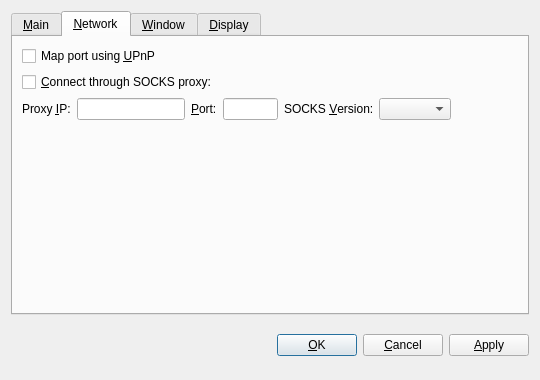
Before: the Qt Designer form src/qt/forms/optionsdialog.ui in IParn/LimecoinX, drawn with Qt 5.
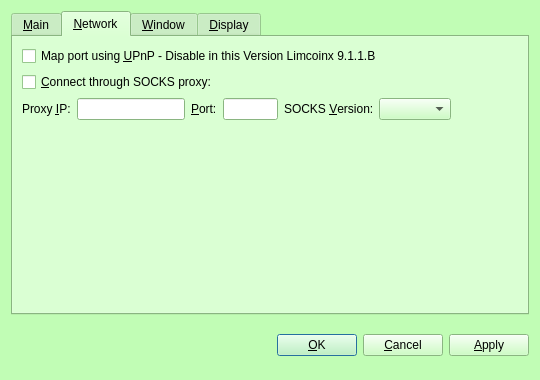
After: the same form once the commit is applied. The open tabs and pages were chosen to show the change. Custom widgets are drawn as their Qt base class.

```diff
--- a/src/qt/forms/optionsdialog.ui
+++ b/src/qt/forms/optionsdialog.ui
@@ -10,6 +10,421 @@
     <height>380</height>
    </rect>
   </property>
+  <property name="palette">
+   <palette>
+    <active>
+     <colorrole role="WindowText">
+      <brush brushstyle="SolidPattern">
+       <color alpha="255">
+        <red>0</red>
+        <green>0</green>
+        <blue>0</blue>
+       </color>
+      </brush>
+     </colorrole>
+     <colorrole role="Button">
+      <brush brushstyle="SolidPattern">
+       <color alpha="255">
+        <red>193</red>
+        <green>253</green>
+        <blue>181</blue>
+       </color>
+      </brush>
+     </colorrole>
+     <colorrole role="Light">
+      <brush brushstyle="SolidPattern">
+       <color alpha="255">
+        <red>255</red>
+        <green>255</green>
+        <blue>255</blue>
+       </color>
+      </brush>
+     </colorrole>
+     <colorrole role="Midlight">
+      <brush brushstyle="SolidPattern">
+       <color alpha="255">
+        <red>224</red>
+        <green>254</green>
+        <blue>218</blue>
+       </color>
+      </brush>
+     </colorrole>
+     <colorrole role="Dark">
+      <brush brushstyle="SolidPattern">
+       <color alpha="255">
+        <red>96</red>
+        <green>126</green>
+        <blue>90</blue>
+       </color>
+      </brush>
+     </colorrole>
+     <colorrole role="Mid">
+      <brush brushstyle="SolidPattern">
+       <color alpha="255">
+        <red>129</red>
+        <green>169</green>
+        <blue>121</blue>
+       </color>
+      </brush>
+     </colorrole>
+     <colorrole role="Text">
+      <brush brushstyle="SolidPattern">
+       <color alpha="255">
+        <red>0</red>
+        <green>0</green>
+        <blue>0</blue>
+       </color>
+      </brush>
+     </colorrole>
+     <colorrole role="BrightText">
+      <brush brushstyle="SolidPattern">
+       <color alpha="255">
+        <red>255</red>
+        <green>255</green>
+        <blue>255</blue>
+       </color>
+      </brush>
+     </colorrole>
+     <colorrole role="ButtonText">
+      <brush brushstyle="SolidPattern">
+       <color alpha="255">
+        <red>0</red>
+        <green>0</green>
+        <blue>0</blue>
+       </color>
+      </brush>
+     </colorrole>
+     <colorrole role="Base">
+      <brush brushstyle="SolidPattern">
+       <color alpha="255">
+        <red>255</red>
+        <green>255</green>
+        <blue>255</blue>
+       </color>
+      </brush>
+     </colorrole>
+     <colorrole role="Window">
+      <brush brushstyle="SolidPattern">
+       <color alpha="255">
+        <red>193</red>
+        <green>253</green>
+        <blue>181</blue>
+       </color>
+      </brush>
+     </colorrole>
+     <colorrole role="Shadow">
+      <brush brushstyle="SolidPattern">
+       <color alpha="255">
+        <red>0</red>
+        <green>0</green>
+        <blue>0</blue>
+       </color>
+      </brush>
+     </colorrole>
+     <colorrole role="AlternateBase">
+      <brush brushstyle="SolidPattern">
+       <color alpha="255">
+        <red>224</red>
+        <green>254</green>
+        <blue>218</blue>
+       </color>
+      </brush>
+     </colorrole>
+     <colorrole role="ToolTipBase">
+      <brush brushstyle="SolidPattern">
+       <color alpha="255">
+        <red>255</red>
+        <green>255</green>
+        <blue>220</blue>
+       </color>
+      </brush>
+     </colorrole>
+     <colorrole role="ToolTipText">
+      <brush brushstyle="SolidPattern">
+       <color alpha="255">
+        <red>0</red>
+        <green>0</green>
+        <blue>0</blue>
+       </color>
+      </brush>
+     </colorrole>
+    </active>
+    <inactive>
+     <colorrole role="WindowText">
+      <brush brushstyle="SolidPattern">
+       <color alpha="255">
+        <red>0</red>
+        <green>0</green>
+        <blue>0</blue>
+       </color>
+      </brush>
+     </colorrole>
+     <colorrole role="Button">
+      <brush brushstyle="SolidPattern">
+       <color alpha="255">
+        <red>193</red>
+        <green>253</green>
+        <blue>181</blue>
+       </color>
+      </brush>
+     </colorrole>
+     <colorrole role="Light">
+      <brush brushstyle="SolidPattern">
+       <color alpha="255">
+        <red>255</red>
+        <green>255</green>
+        <blue>255</blue>
+       </color>
+      </brush>
+     </colorrole>
+     <colorrole role="Midlight">
+      <brush brushstyle="SolidPattern">
+       <color alpha="255">
+        <red>224</red>
+        <green>254</green>
+        <blue>218</blue>
+       </color>
+      </brush>
+     </colorrole>
+     <colorrole role="Dark">
+      <brush brushstyle="SolidPattern">
+       <color alpha="255">
+        <red>96</red>
+        <green>126</green>
+        <blue>90</blue>
+       </color>
+      </brush>
+     </colorrole>
+     <colorrole role="Mid">
+      <brush brushstyle="SolidPattern">
+       <color alpha="255">
+        <red>129</red>
+        <green>169</green>
+        <blue>121</blue>
+       </color>
+      </brush>
+     </colorrole>
+     <colorrole role="Text">
+      <brush brushstyle="SolidPattern">
+       <color alpha="255">
+        <red>0</red>
+        <green>0</green>
+        <blue>0</blue>
+       </color>
+      </brush>
+     </colorrole>
+     <colorrole role="BrightText">
+      <brush brushstyle="SolidPattern">
+       <color alpha="255">
+        <red>255</red>
+        <green>255</green>
+        <blue>255</blue>
+       </color>
+      </brush>
+     </colorrole>
+     <colorrole role="ButtonText">
+      <brush brushstyle="SolidPattern">
+       <color alpha="255">
+        <red>0</red>
+        <green>0</green>
+        <blue>0</blue>
+       </color>
+      </brush>
+     </colorrole>
+     <colorrole role="Base">
+      <brush brushstyle="SolidPattern">
+       <color alpha="255">
+        <red>255</red>
+        <green>255</green>
+        <blue>255</blue>
+       </color>
+      </brush>
+     </colorrole>
+     <colorrole role="Window">
+      <brush brushstyle="SolidPattern">
+       <color alpha="255">
+        <red>193</red>
+        <green>253</green>
+        <blue>181</blue>
+       </color>
+      </brush>
+     </colorrole>
+     <colorrole role="Shadow">
+      <brush brushstyle="SolidPattern">
+       <color alpha="255">
+        <red>0</red>
+        <green>0</green>
+        <blue>0</blue>
+       </color>
+      </brush>
+     </colorrole>
+     <colorrole role="AlternateBase">
+      <brush brushstyle="SolidPattern">
+       <color alpha="255">
+        <red>224</red>
+        <green>254</green>
+        <blue>218</blue>
+       </color>
+      </brush>
+     </colorrole>
+     <colorrole role="ToolTipBase">
+      <brush brushstyle="SolidPattern">
+       <color alpha="255">
+        <red>255</red>
+        <green>255</green>
+        <blue>220</blue>
+       </color>
+      </brush>
+     </colorrole>
+     <colorrole role="ToolTipText">
+      <brush brushstyle="SolidPattern">
+       <color alpha="255">
+        <red>0</red>
+        <green>0</green>
+        <blue>0</blue>
+       </color>
+      </brush>
+     </colorrole>
+    </inactive>
+    <disabled>
+     <colorrole role="WindowText">
+      <brush brushstyle="SolidPattern">
+       <color alpha="255">
+        <red>96</red>
+        <green>126</green>
+        <blue>90</blue>
+       </color>
+      </brush>
+     </colorrole>
+     <colorrole role="Button">
+      <brush brushstyle="SolidPattern">
+       <color alpha="255">
+        <red>193</red>
+        <green>253</green>
+        <blue>181</blue>
+       </color>
+      </brush>
+     </colorrole>
+     <colorrole role="Light">
+      <brush brushstyle="SolidPattern">
+       <color alpha="255">
+        <red>255</red>
+        <green>255</green>
+        <blue>255</blue>
+       </color>
+      </brush>
+     </colorrole>
+     <colorrole role="Midlight">
+      <brush brushstyle="SolidPattern">
+       <color alpha="255">
+        <red>224</red>
+        <green>254</green>
+        <blue>218</blue>
+       </color>
+      </brush>
+     </colorrole>
+     <colorrole role="Dark">
+      <brush brushstyle="SolidPattern">
+       <color alpha="255">
+        <red>96</red>
+        <green>126</green>
+        <blue>90</blue>
+       </color>
+      </brush>
+     </colorrole>
+     <colorrole role="Mid">
+      <brush brushstyle="SolidPattern">
+       <color alpha="255">
+        <red>129</red>
+        <green>169</green>
+        <blue>121</blue>
+       </color>
+      </brush>
+     </colorrole>
+     <colorrole role="Text">
+      <brush brushstyle="SolidPattern">
+       <color alpha="255">
+        <red>96</red>
+        <green>126</green>
+        <blue>90</blue>
+       </color>
+      </brush>
+     </colorrole>
+     <colorrole role="BrightText">
+      <brush brushstyle="SolidPattern">
+       <color alpha="255">
+        <red>255</red>
+        <green>255</green>
+        <blue>255</blue>
+       </color>
+      </brush>
+     </colorrole>
+     <colorrole role="ButtonText">
+      <brush brushstyle="SolidPattern">
+       <color alpha="255">
+        <red>96</red>
+        <green>126</green>
+        <blue>90</blue>
+       </color>
+      </brush>
+     </colorrole>
+     <colorrole role="Base">
+      <brush brushstyle="SolidPattern">
+       <color alpha="255">
+        <red>193</red>
+        <green>253</green>
+        <blue>181</blue>
+       </color>
+      </brush>
+     </colorrole>
+     <colorrole role="Window">
+      <brush brushstyle="SolidPattern">
+       <color alpha="255">
+        <red>193</red>
+        <green>253</green>
+        <blue>181</blue>
+       </color>
+      </brush>
+     </colorrole>
+     <colorrole role="Shadow">
+      <brush brushstyle="SolidPattern">
+       <color alpha="255">
+        <red>0</red>
+        <green>0</green>
+        <blue>0</blue>
+       </color>
+      </brush>
+     </colorrole>
+     <colorrole role="AlternateBase">
+      <brush brushstyle="SolidPattern">
+       <color alpha="255">
+        <red>193</red>
+        <green>253</green>
+        <blue>181</blue>
+       </color>
+      </brush>
+     </colorrole>
+     <colorrole role="ToolTipBase">
+      <brush brushstyle="SolidPattern">
+       <color alpha="255">
+        <red>255</red>
+        <green>255</green>
+        <blue>220</blue>
+       </color>
+      </brush>
+     </colorrole>
+     <colorrole role="ToolTipText">
+      <brush brushstyle="SolidPattern">
+       <color alpha="255">
+        <red>0</red>
+        <green>0</green>
+        <blue>0</blue>
+       </color>
+      </brush>
+     </colorrole>
+    </disabled>
+   </palette>
+  </property>
   <property name="windowTitle">
    <string>Options</string>
   </property>
@@ -142,7 +557,7 @@
           <string>Automatically open the limecoin client port on the router. This only works when your router supports UPnP and it is enabled.</string>
          </property>
          <property name="text">
-          <string>Map port using &amp;UPnP</string>
+          <string>Map port using &amp;UPnP - Disable in this Version Limcoinx 9.1.1.B</string>
          </property>
         </widget>
        </item>
```
Left out of the diff: 2 changed lines with no effect on the pictures.
